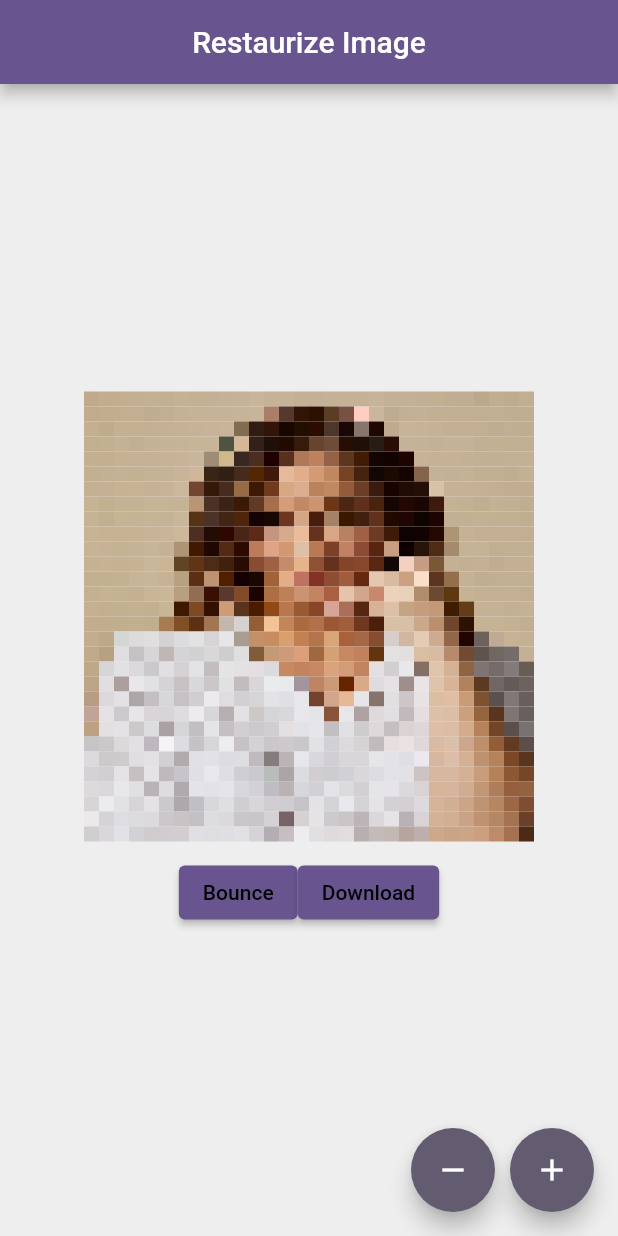
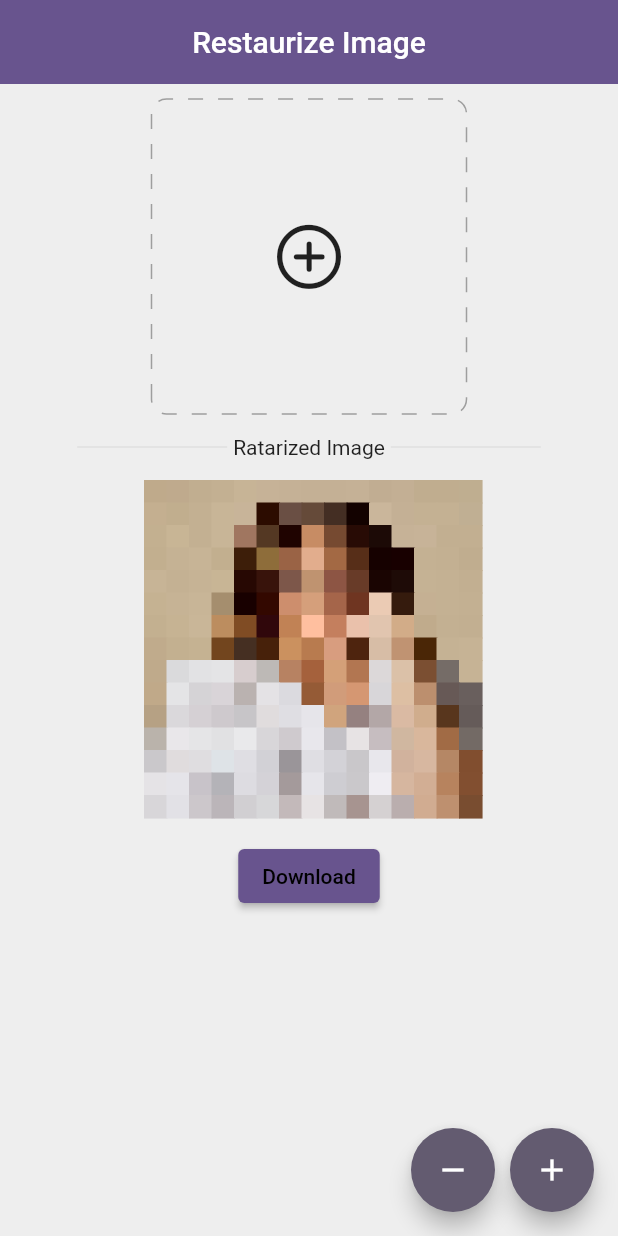
Before and after one commit to Richmond-Nunoo/RASTERIZE_IMAGE_FLUTTER, a Flutter app: the screen it shows after launch, after a tap on the "remove" icon, on a phone screen of 412 x 824 dp. Run offline on Flutter 3.47's test engine with Material 2 defaults, Android fonts, the phone set to English and light mode, and no system bars; our stand-ins replace dotted_decoration.

Commit message:
image picker and dotted border added

```diff
--- a/lib/views/home_page.dart
+++ b/lib/views/home_page.dart
@@ -1,7 +1,8 @@
+import 'package:dotted_decoration/dotted_decoration.dart';
+import 'package:flutter/cupertino.dart';
 import 'package:flutter/material.dart';
 import 'package:flutter/services.dart';
 import 'package:image/image.dart' as imglib;
-import 'package:resterizeimage/views/physic.dart';
 
 class HomePage extends StatefulWidget {
   const HomePage({super.key});
@@ -11,12 +12,12 @@ class HomePage extends StatefulWidget {
 }
 
 class _HomePageState extends State<HomePage> {
-
   final Color bgColor = Colors.grey.shade200;
-
   imglib.Image? image;
 
   double tileSize = 0;
+  double rasterizeValue = 15.0;
+  bool isButtonPressed = false;
 
   @override
   void initState() {
@@ -28,7 +29,7 @@ class _HomePageState extends State<HomePage> {
     final bytes = await rootBundle.load('assets/images/woman.jpg');
     final Uint8List imageBytes = bytes.buffer.asUint8List();
     final img = imglib.decodeImage(imageBytes);
-    final resizedImage = imglib.copyResize(img!, width: 300, height: 300);
+    final resizedImage = imglib.copyResize(img!, width: 220, height: 220);
 
     setState(() {
       image = resizedImage;
@@ -43,7 +44,15 @@ class _HomePageState extends State<HomePage> {
         children: [
           FloatingActionButton(
             heroTag: "1",
-            onPressed: () {},
+            onPressed: () {
+              if (rasterizeValue > 5) {
+                setState(() {
+                  rasterizeValue--;
+                });
+              } else {
+                print("You Cant go below 5");
+              }
+            },
             child: const Icon(Icons.remove),
           ),
           const SizedBox(
@@ -51,7 +60,22 @@ class _HomePageState extends State<HomePage> {
           ),
           FloatingActionButton(
             heroTag: "2",
-            onPressed: () {},
+            onPressed: isButtonPressed
+                ? null
+                : () {
+                    setState(() {
+                      isButtonPressed = true;
+                      rasterizeValue++;
+                    });
+
+                    Future.delayed(Duration(seconds: 5), () {
+                      // Code to execute after the delay
+                      setState(() {
+                        isButtonPressed = false;
+                      });
+                      print("Delayed execution after 5 seconds");
+                    });
+                  },
             child: const Icon(Icons.add),
           ),
         ],
@@ -60,36 +84,28 @@ class _HomePageState extends State<HomePage> {
       appBar: AppBar(
         title: const Text("Restaurize Image"),
         centerTitle: true,
+        elevation: 0,
       ),
-      body: Center(
+      body: ListView(
+        children: [
+          Center(
             child: Column(
-          mainAxisAlignment: MainAxisAlignment.center,
-          crossAxisAlignment: CrossAxisAlignment.center,
               children: [
-            SizedBox(
-              height: 300,
-              width: 300,
-              child: LayoutBuilder(
-                builder: (BuildContext context, BoxConstraints constraints) {
-                  final width = constraints.maxWidth;
-                  final height = constraints.maxHeight;
-                  final ratio = height / width;
-                  const tilesX = 30;
-                  final tilesY = ratio * tilesX;
-                  tileSize = width / tilesY;
-                  return GestureDetector(
-                    onPanUpdate: (details) {
-
-                    },
-                    child: CustomPaint(
-                      painter: ImagePainter(
-                        fgColor: bgColor,
-                        tileSize: tileSize,
-                        image: image,
+                const SizedBox(
+                  height: 10,
                 ),
+                Container(
+                  height: 210,
+                  width: 210,
+                  decoration: DottedDecoration(
+                      shape: Shape.box,
+                      dash: const [10, 10],
+                      borderRadius: BorderRadius.circular(10)),
+                  child: const Center(
+                    child: Icon(
+                      CupertinoIcons.add_circled,
+                      size: 50,
                     ),
-                  );
-                },
                   ),
                 ),
                 const SizedBox(
@@ -99,19 +115,49 @@ class _HomePageState extends State<HomePage> {
                   mainAxisAlignment: MainAxisAlignment.center,
                   crossAxisAlignment: CrossAxisAlignment.center,
                   children: [
-                ElevatedButton(
-                  onPressed: () async {
-                    Navigator.push(
-                      context,
-                      MaterialPageRoute(
-                        builder: (context) => const MyCustomWidget(),
+                    Container(
+                      height: 1,
+                      width: 100,
+                      color: Colors.grey.shade300,
+                    ),
+                    const Padding(
+                      padding: EdgeInsets.all(4.0),
+                      child: Text("Ratarized Image"),
+                    ),
+                    Container(
+                      height: 1,
+                      width: 100,
+                      color: Colors.grey.shade300,
+                    ),
+                  ],
+                ),
+                const SizedBox(
+                  height: 10,
+                ),
+                SizedBox(
+                  height: 220,
+                  width: 220,
+                  child: LayoutBuilder(
+                    builder:
+                        (BuildContext context, BoxConstraints constraints) {
+                      var width = constraints.maxWidth;
+                      var height = constraints.maxHeight;
+                      var ratio = height / width;
+                      var tilesX = rasterizeValue;
+                      var tilesY = ratio * tilesX;
+                      tileSize = width / tilesY;
+                      return CustomPaint(
+                        painter: ImagePainter(
+                          fgColor: bgColor,
+                          tileSize: tileSize,
+                          image: image,
                         ),
                       );
                     },
-                  child: const Text(
-                    "Bounce",
-                    style: TextStyle(color: Colors.black),
                   ),
+                ),
+                const SizedBox(
+                  height: 20,
                 ),
                 ElevatedButton(
                   onPressed: () async {},
@@ -119,11 +165,11 @@ class _HomePageState extends State<HomePage> {
                     "Download",
                     style: TextStyle(color: Colors.black),
                   ),
-                ),
-              ],
                 )
               ],
             ),
+          ),
+        ],
       ),
     );
   }
--- a/pubspec.yaml
+++ b/pubspec.yaml
@@ -38,6 +38,8 @@ dependencies:
   image: ^4.0.17
   flutter_riverpod: ^2.3.6
   path_provider: ^2.0.15
+  dotted_decoration: ^2.0.0
+  image_picker: ^1.0.1
 
 dev_dependencies:
   flutter_test:
```
Also changed, not shown: pubspec.lock, 5 other files. Lines whose indentation alone changed are shown as unchanged.
